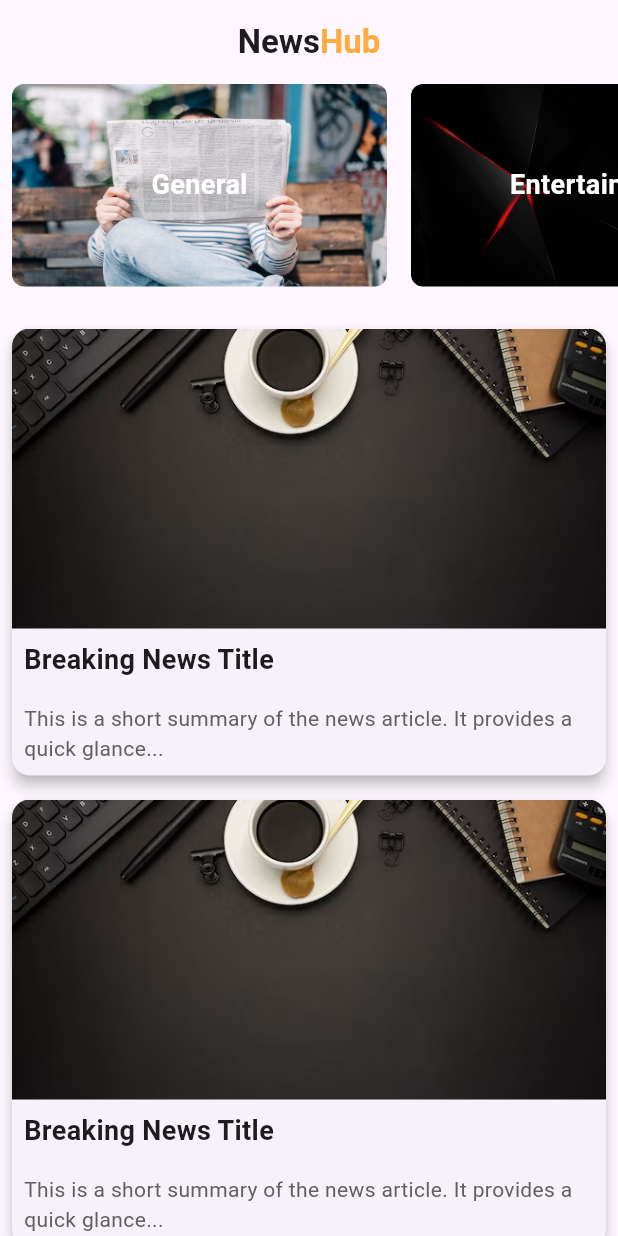
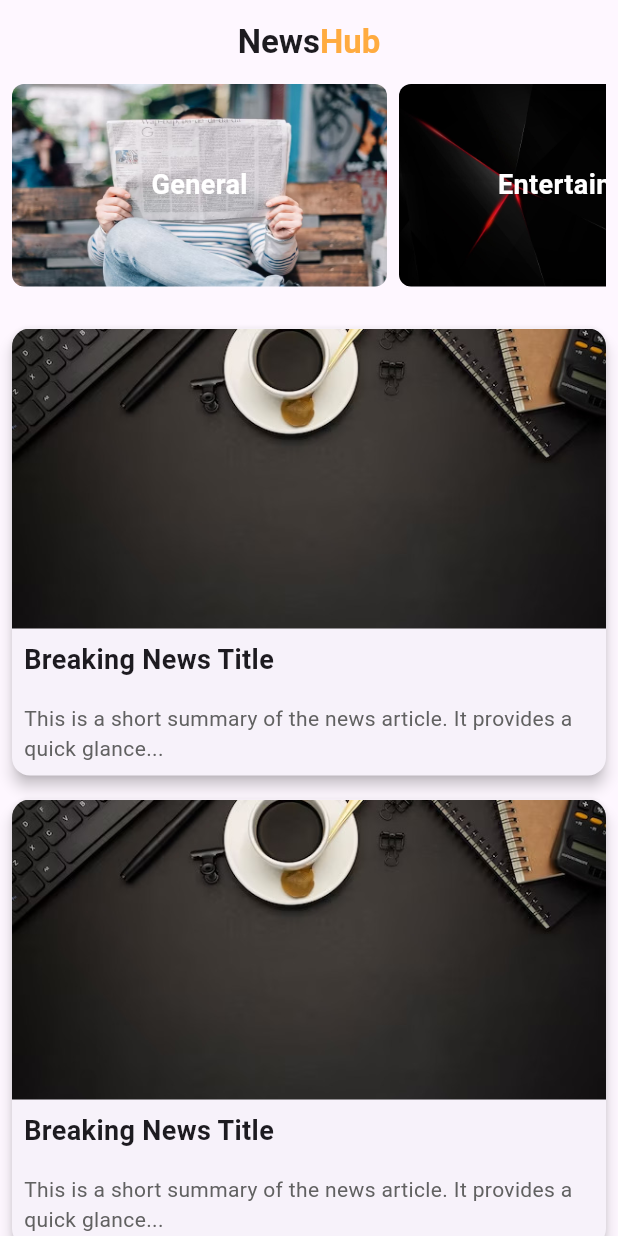
Before and after one commit to AhmedSaleh74/News-Application, a Flutter app: the screen it shows after launch, on a phone screen of 412 x 824 dp. Run offline on Flutter 3.47's test engine with Material 3 defaults, Android fonts, the phone set to English and light mode, and no system bars; our stand-ins replace dio.

```diff
--- a/lib/widgets/categories_list_view.dart
+++ b/lib/widgets/categories_list_view.dart
@@ -13,7 +13,8 @@ class CategoriesListView extends StatelessWidget {
 
   @override
   Widget build(BuildContext context) {
-    return SizedBox(
+    return Container(
+      margin: EdgeInsets.symmetric(horizontal: 8.0),
       height: 135,
       child: ListView.builder(
           scrollDirection: Axis.horizontal,
--- a/lib/widgets/category_card.dart
+++ b/lib/widgets/category_card.dart
@@ -7,7 +7,7 @@ class CategoryCard extends StatelessWidget {
   @override
   Widget build(BuildContext context) {
     return  Container(
-      margin: EdgeInsets.only(left: 8.0,right: 8.0),
+      margin: EdgeInsets.only(right: 8.0),
       width: 250,
       height: 135,
       decoration: BoxDecoration(
--- a/pubspec.yaml
+++ b/pubspec.yaml
@@ -34,6 +34,7 @@ dependencies:
   # The following adds the Cupertino Icons font to your application.
   # Use with the CupertinoIcons class for iOS style icons.
   cupertino_icons: ^1.0.8
+  dio: ^5.8.0+1
 
 dev_dependencies:
   flutter_test:
```
Also changed, not shown: lib/models/atricle_model.dart (added, +15 -0 lines), lib/services/new_service.dart (added, +20 -0 lines), pubspec.lock.
